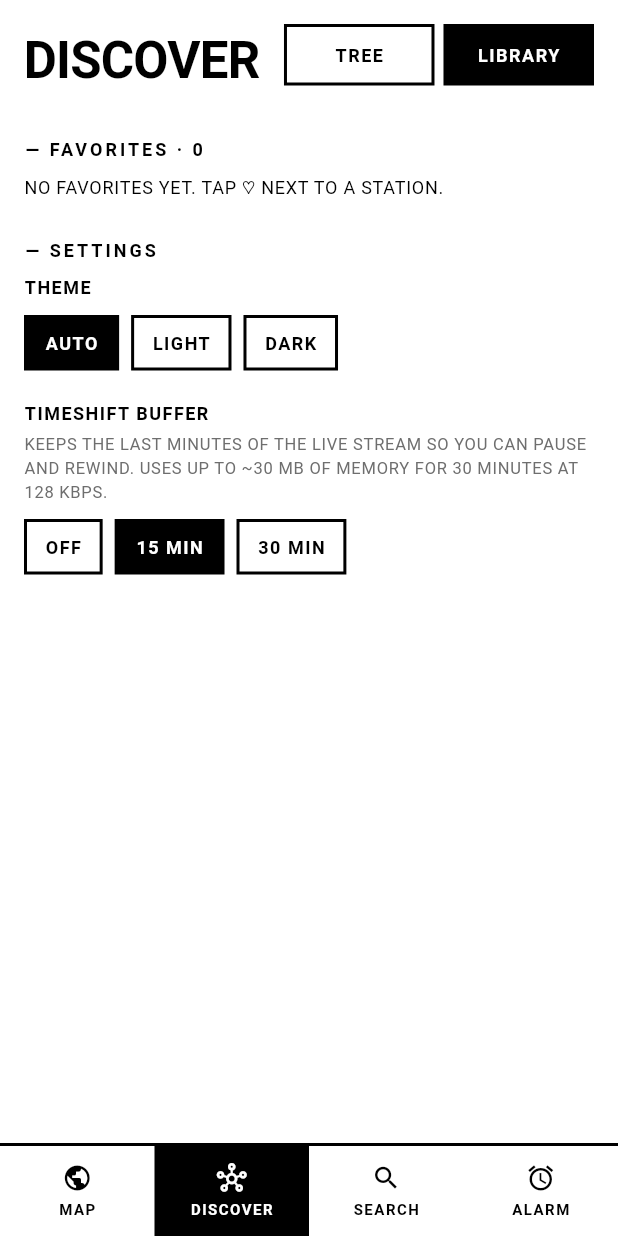
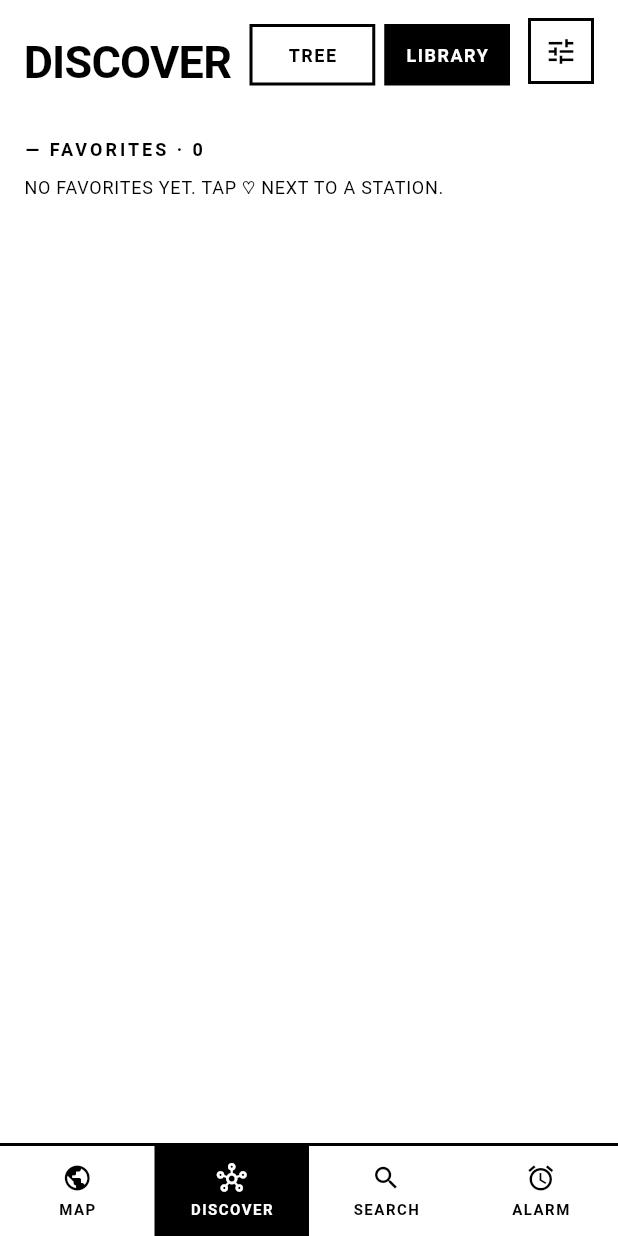
Before and after one commit to 5842055734thperson/world-radio-alarm, a Flutter app: the screen it shows after launch, after a tap on "DISCOVER", after a tap on "LIBRARY", on a phone screen of 412 x 824 dp. Run offline on Flutter 3.47's test engine with Material 3 defaults, Android fonts, the phone set to English and light mode, and no system bars; our stand-ins replace just_audio, just_audio_background, shared_preferences; missing offline and left inert: audio_session; network calls fail; Roboto replaces fonts that are missing (Chillax); project files that could hold a hidden picture were left out.

Commit message:
Floating settings panel; accent on play/stop and the rewind bar
- A settings button sits in the top-right corner of every tab and opens a
  small floating card there with the two settings (theme, timeshift
  buffer). The settings section leaves the Library.
- Play/stop buttons (player and mini player), the LIVE button when live and
  the rewind bar's played part and marker use the International Orange
  accent.

Co-Authored-By: Claude Opus 5.5 <noreply@anthropic.com>
Claude-Session: https://claude.ai/code/session_01PjXxhb13Z8yXd11qiTxnmo

```diff
--- a/lib/pages/discover_hub.dart
+++ b/lib/pages/discover_hub.dart
@@ -48,12 +48,12 @@ class _DiscoverHubState extends State<DiscoverHub> {
       crossAxisAlignment: CrossAxisAlignment.stretch,
       children: [
         Padding(
-          padding: const EdgeInsets.fromLTRB(16, 16, 16, 10),
+          padding: const EdgeInsets.fromLTRB(16, 16, 72, 10),
           child: Row(
             crossAxisAlignment: CrossAxisAlignment.end,
             children: [
-              Text('DISCOVER', style: display(context, size: 34)),
-              const SizedBox(width: 16),
+              Text('DISCOVER', style: display(context, size: 30)),
+              const SizedBox(width: 12),
               tab(0, 'TREE'),
               const SizedBox(width: 6),
               tab(1, 'LIBRARY'),
--- a/lib/pages/favorites_page.dart
+++ b/lib/pages/favorites_page.dart
@@ -5,7 +5,7 @@ import '../theme.dart';
 import '../widgets/brut.dart';
 import '../widgets/station_widgets.dart';
 
-/// Library (under Discover): favorites (drag to reorder), recently played, settings.
+/// Library (under Discover): favorites (drag to reorder) and recently played.
 class FavoritesPage extends StatelessWidget {
   const FavoritesPage({super.key});
 
@@ -46,52 +46,6 @@ class FavoritesPage extends StatelessWidget {
                 itemBuilder: (context, i) => StationTile(recent[i]),
               ),
             ],
-            const SliverToBoxAdapter(child: SectionLabel('Settings')),
-            SliverToBoxAdapter(
-              child: Padding(
-                padding: const EdgeInsets.symmetric(horizontal: 16),
-                child: ListenableBuilder(
-                  listenable: settings,
-                  builder: (context, _) => Column(
-                    crossAxisAlignment: CrossAxisAlignment.start,
-                    children: [
-                      Text('THEME', style: label(context, size: 12, weight: FontWeight.w700, spacing: 1)),
-                      const SizedBox(height: 10),
-                      Row(
-                        children: [
-                          for (final (mode, name) in const [
-                            (ThemeMode.system, 'Auto'),
-                            (ThemeMode.light, 'Light'),
-                            (ThemeMode.dark, 'Dark'),
-                          ]) ...[
-                            BrutChip(name, selected: settings.themeMode == mode, onTap: () => settings.setThemeMode(mode)),
-                            const SizedBox(width: 8),
-                          ],
-                        ],
-                      ),
-                      const SizedBox(height: 20),
-                      Text('TIMESHIFT BUFFER', style: label(context, size: 12, weight: FontWeight.w700, spacing: 1)),
-                      const SizedBox(height: 4),
-                      Text(
-                        upper('Keeps the last minutes of the live stream so you can pause and rewind. '
-                            'Uses up to ~30 MB of memory for 30 minutes at 128 kbps.'),
-                        style: label(context, size: 11, color: Theme.of(context).colorScheme.onSurfaceVariant),
-                      ),
-                      const SizedBox(height: 10),
-                      Row(
-                        children: [
-                          for (final m in const [0, 15, 30]) ...[
-                            BrutChip(m == 0 ? 'Off' : '$m min',
-                                selected: settings.timeshiftMinutes == m, onTap: () => settings.setTimeshiftMinutes(m)),
-                            const SizedBox(width: 8),
-                          ],
-                        ],
-                      ),
-                    ],
-                  ),
-                ),
-              ),
-            ),
             const SliverToBoxAdapter(child: SizedBox(height: 24)),
           ],
         );
--- a/lib/pages/home_page.dart
+++ b/lib/pages/home_page.dart
@@ -3,6 +3,7 @@ import 'package:flutter/material.dart';
 import '../app_state.dart';
 import '../theme.dart';
 import '../widgets/brut.dart';
+import '../widgets/settings_panel.dart';
 import '../widgets/station_widgets.dart';
 import 'alarms_page.dart';
 import 'discover_page.dart';
@@ -55,9 +56,15 @@ class _HomePageState extends State<HomePage> with WidgetsBindingObserver {
     return Scaffold(
       body: SafeArea(
         bottom: false,
-        child: IndexedStack(
-          index: _tab,
-          children: const [MapPage(), DiscoverHub(), DiscoverPage(), AlarmsPage()],
+        child: Stack(
+          children: [
+            IndexedStack(
+              index: _tab,
+              children: const [MapPage(), DiscoverHub(), DiscoverPage(), AlarmsPage()],
+            ),
+            // Settings float in the top-right corner of every tab.
+            const Positioned(top: 12, right: 16, child: SettingsButton()),
+          ],
         ),
       ),
       bottomNavigationBar: Column(
@@ -170,7 +177,7 @@ class MiniPlayer extends StatelessWidget {
                         )
                       : BrutIconButton(
                           player.playing ? Icons.stop : Icons.play_arrow,
-                          inverted: true,
+                          accent: true,
                           tooltip: player.playing ? 'Stop' : 'Play',
                           onTap: player.toggle,
                         ),
--- a/lib/services/settings.dart
+++ b/lib/services/settings.dart
@@ -1,7 +1,7 @@
 import 'package:flutter/material.dart';
 import 'package:shared_preferences/shared_preferences.dart';
 
-/// User preferences: light / dark / follow the system.
+/// User preferences: theme and timeshift buffer length.
 class Settings extends ChangeNotifier {
   Settings._(this._prefs);
 
@@ -24,17 +24,6 @@ class Settings extends ChangeNotifier {
     notifyListeners();
   }
 
-  /// system -> light -> dark -> system
-  void cycleTheme() {
-    final next = switch (themeMode) {
-      ThemeMode.system => 'light',
-      ThemeMode.light => 'dark',
-      ThemeMode.dark => 'system',
-    };
-    _prefs.setString('theme', next);
-    notifyListeners();
-  }
-
   /// Minutes of live audio kept for rewinding (0 = off).
   int get timeshiftMinutes => _prefs.getInt('timeshift') ?? 15;
 
@@ -42,10 +31,4 @@ class Settings extends ChangeNotifier {
     _prefs.setInt('timeshift', m);
     notifyListeners();
   }
-
-  String get themeLabel => switch (themeMode) {
-        ThemeMode.system => 'AUTO',
-        ThemeMode.light => 'LIGHT',
-        ThemeMode.dark => 'DARK',
-      };
 }
--- a/lib/widgets/brut.dart
+++ b/lib/widgets/brut.dart
@@ -10,6 +10,7 @@ class BrutBox extends StatelessWidget {
     required this.child,
     this.onTap,
     this.inverted = false,
+    this.accent = false,
     this.padding = const EdgeInsets.symmetric(horizontal: 12, vertical: 10),
     this.width,
     this.height,
@@ -19,6 +20,9 @@ class BrutBox extends StatelessWidget {
   final Widget child;
   final VoidCallback? onTap;
   final bool inverted;
+
+  /// Filled with the accent colour (play/stop, live controls).
+  final bool accent;
   final EdgeInsets padding;
   final double? width;
   final double? height;
@@ -27,8 +31,8 @@ class BrutBox extends StatelessWidget {
   @override
   Widget build(BuildContext context) {
     final scheme = Theme.of(context).colorScheme;
-    final fg = inverted ? scheme.surface : scheme.onSurface;
-    final bg = inverted ? scheme.onSurface : scheme.surface;
+    final fg = accent ? Colors.black : inverted ? scheme.surface : scheme.onSurface;
+    final bg = accent ? kAccent : inverted ? scheme.onSurface : scheme.surface;
     Widget box = Container(
       width: width,
       height: height,
@@ -57,12 +61,13 @@ class BrutBox extends StatelessWidget {
 /// Square icon button.
 class BrutIconButton extends StatelessWidget {
   const BrutIconButton(this.icon,
-      {super.key, required this.onTap, this.size = 44, this.inverted = false, this.tooltip});
+      {super.key, required this.onTap, this.size = 44, this.inverted = false, this.accent = false, this.tooltip});
 
   final IconData icon;
   final VoidCallback? onTap;
   final double size;
   final bool inverted;
+  final bool accent;
   final String? tooltip;
 
   @override
@@ -71,6 +76,7 @@ class BrutIconButton extends StatelessWidget {
         height: size,
         padding: EdgeInsets.zero,
         inverted: inverted,
+        accent: accent,
         onTap: onTap,
         tooltip: tooltip,
         child: Icon(icon, size: size * 0.5),
@@ -156,7 +162,8 @@ class PageTitle extends StatelessWidget {
 
   @override
   Widget build(BuildContext context) => Padding(
-        padding: const EdgeInsets.fromLTRB(16, 16, 16, 8),
+        // Right padding leaves room for the floating settings button.
+        padding: const EdgeInsets.fromLTRB(16, 16, 72, 8),
         child: Row(
           crossAxisAlignment: CrossAxisAlignment.end,
           children: [
@@ -166,26 +173,3 @@ class PageTitle extends StatelessWidget {
         ),
       );
 }
-
-/// Light/dark/auto switch shown in page headers.
-class ThemeButton extends StatelessWidget {
-  const ThemeButton({super.key, required this.label, required this.onTap});
-
-  final String label;
-  final VoidCallback onTap;
-
-  @override
-  Widget build(BuildContext context) => BrutBox(
-        onTap: onTap,
-        tooltip: 'Theme',
-        padding: const EdgeInsets.symmetric(horizontal: 10, vertical: 8),
-        child: Row(
-          mainAxisSize: MainAxisSize.min,
-          children: [
-            const Icon(Icons.contrast, size: 16),
-            const SizedBox(width: 6),
-            Text(label, style: const TextStyle(fontSize: 12)),
-          ],
-        ),
-      );
-}
```
Also changed, not shown: lib/pages/player_page.dart (+14 -6 lines), lib/widgets/settings_panel.dart (added, +115 -0 lines), 1 other file.
